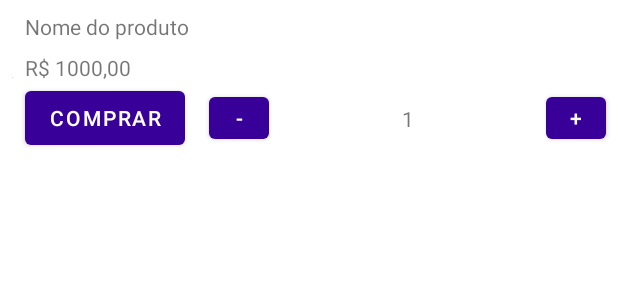
After one commit to dev-paulo-furtado/OutletExpressMovel, an Android app: the layout itemlist_carrinho.xml on its own in the app's theme, with its tools: preview values and no code run, on a phone screen of 412 x 824 dp. The commit adds this screen. Shown: the top 300 px of the screen. Run offline under Robolectric (Android 15) with nearby library versions, the phone set to English and light mode, and no system bars.

Commit message:
Criei itemlist_carrinho

```diff
--- a/app/src/main/AndroidManifest.xml
+++ b/app/src/main/AndroidManifest.xml
@@ -11,6 +11,9 @@
         android:supportsRtl="true"
         android:theme="@style/Theme.OutletExpressMovel"
         tools:targetApi="31">
+        <activity
+            android:name=".PesquisaActivity"
+            android:exported="false" />
         <activity
             android:name=".CompraActivity"
             android:exported="false" />
--- /dev/null
+++ b/app/src/main/res/layout/itemlist_carrinho.xml
@@ -0,0 +1,84 @@
+<?xml version="1.0" encoding="utf-8"?>
+<androidx.constraintlayout.widget.ConstraintLayout xmlns:android="http://schemas.android.com/apk/res/android"
+    xmlns:app="http://schemas.android.com/apk/res-auto"
+    xmlns:tools="http://schemas.android.com/tools"
+    android:layout_width="match_parent"
+    android:layout_height="wrap_content">
+
+    <TextView
+        android:id="@+id/textView25"
+        android:layout_width="0dp"
+        android:layout_height="wrap_content"
+        android:layout_marginStart="8dp"
+        android:layout_marginTop="8dp"
+        android:layout_marginEnd="8dp"
+        android:text="Nome do produto"
+        app:layout_constraintEnd_toEndOf="parent"
+        app:layout_constraintStart_toEndOf="@+id/imageView9"
+        app:layout_constraintTop_toTopOf="parent" />
+
+    <ImageView
+        android:id="@+id/imageView9"
+        android:layout_width="wrap_content"
+        android:layout_height="wrap_content"
+        android:layout_marginStart="8dp"
+        android:layout_marginTop="8dp"
+        android:layout_marginBottom="8dp"
+        app:layout_constraintBottom_toBottomOf="parent"
+        app:layout_constraintStart_toStartOf="parent"
+        app:layout_constraintTop_toTopOf="parent"
+        tools:srcCompat="@tools:sample/avatars" />
+
+    <TextView
+        android:id="@+id/textView26"
+        android:layout_width="0dp"
+        android:layout_height="wrap_content"
+        android:layout_marginStart="8dp"
+        android:layout_marginTop="8dp"
+        android:layout_marginEnd="8dp"
+        android:text="R$ 1000,00"
+        app:layout_constraintEnd_toEndOf="parent"
+        app:layout_constraintStart_toEndOf="@+id/imageView9"
+        app:layout_constraintTop_toBottomOf="@+id/textView25" />
+
+    <Button
+        android:id="@+id/button8"
+        android:layout_width="wrap_content"
+        android:layout_height="wrap_content"
+        android:layout_marginStart="8dp"
+        android:text="Comprar"
+        app:layout_constraintBottom_toBottomOf="parent"
+        app:layout_constraintStart_toEndOf="@+id/imageView9"
+        app:layout_constraintTop_toBottomOf="@+id/textView26" />
+
+    <Button
+        android:id="@+id/button10"
+        android:layout_width="40dp"
+        android:layout_height="40dp"
+        android:layout_marginStart="16dp"
+        android:text="-"
+        app:layout_constraintBottom_toBottomOf="parent"
+        app:layout_constraintStart_toEndOf="@+id/button8"
+        app:layout_constraintTop_toBottomOf="@+id/textView26" />
+
+    <Button
+        android:id="@+id/button11"
+        android:layout_width="40dp"
+        android:layout_height="40dp"
+        android:layout_marginEnd="8dp"
+        android:text="+"
+        app:layout_constraintBottom_toBottomOf="parent"
+        app:layout_constraintEnd_toEndOf="parent"
+        app:layout_constraintTop_toBottomOf="@+id/textView26" />
+
+    <TextView
+        android:id="@+id/textView27"
+        android:layout_width="wrap_content"
+        android:layout_height="wrap_content"
+        android:text="1"
+        app:layout_constraintBottom_toBottomOf="parent"
+        app:layout_constraintEnd_toStartOf="@+id/button11"
+        app:layout_constraintStart_toEndOf="@+id/button10"
+        app:layout_constraintTop_toBottomOf="@+id/textView26" />
+
+</androidx.constraintlayout.widget.ConstraintLayout>
```
Also changed, not shown: app/src/main/java/eduardo/mariana/ilanna/paulo/outletexpressmovel/PesquisaActivity.java (added, +14 -0 lines), app/src/main/res/layout/activity_pesquisa.xml (added, +41 -0 lines), app/src/main/res/layout/activity_produto.xml (+4 -4 lines), app/src/main/res/layout/itemlist_horizontal.xml (renamed from app/src/main/res/layout/item_horizontal.xml), app/src/main/res/layout/itemlist_vertical.xml (renamed from app/src/main/res/layout/item_vertical.xml).
